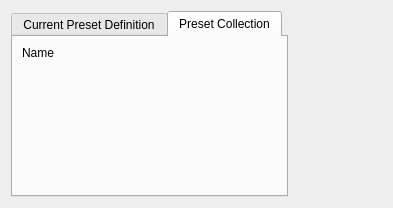
Above: krita/ui/forms/wdgpaintoppresets.ui from KDE/krita before the change. Below: the same form after it.
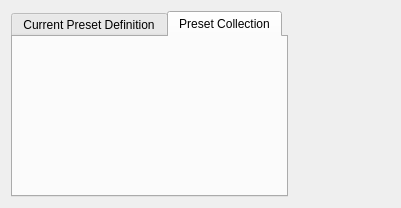
That is the form after the change. The open tabs and pages were chosen to show the change. Custom widgets are drawn as their Qt base class.

Commit message: move search bar to the top of the preset chooser

```diff
--- a/krita/ui/forms/wdgpaintoppresets.ui
+++ b/krita/ui/forms/wdgpaintoppresets.ui
@@ -6,7 +6,7 @@
    <rect>
     <x>0</x>
     <y>0</y>
-    <width>393</width>
+    <width>401</width>
     <height>208</height>
    </rect>
   </property>
@@ -98,19 +98,6 @@
       </attribute>
       <layout class="QGridLayout" name="gridLayout_2">
        <item row="0" column="0">
-        <widget class="QLabel" name="lblName">
-         <property name="sizePolicy">
-          <sizepolicy hsizetype="Preferred" vsizetype="Minimum">
-           <horstretch>0</horstretch>
-           <verstretch>0</verstretch>
-          </sizepolicy>
-         </property>
-         <property name="text">
-          <string>Name</string>
-         </property>
-        </widget>
-       </item>
-       <item row="1" column="0">
         <widget class="KisPresetChooser" name="wdgPresetChooser" native="true">
          <property name="sizePolicy">
           <sizepolicy hsizetype="Preferred" vsizetype="Preferred">
```
Left out of the diff: 2 changed lines with no effect on the pictures. The commit also changes 1 other file.
